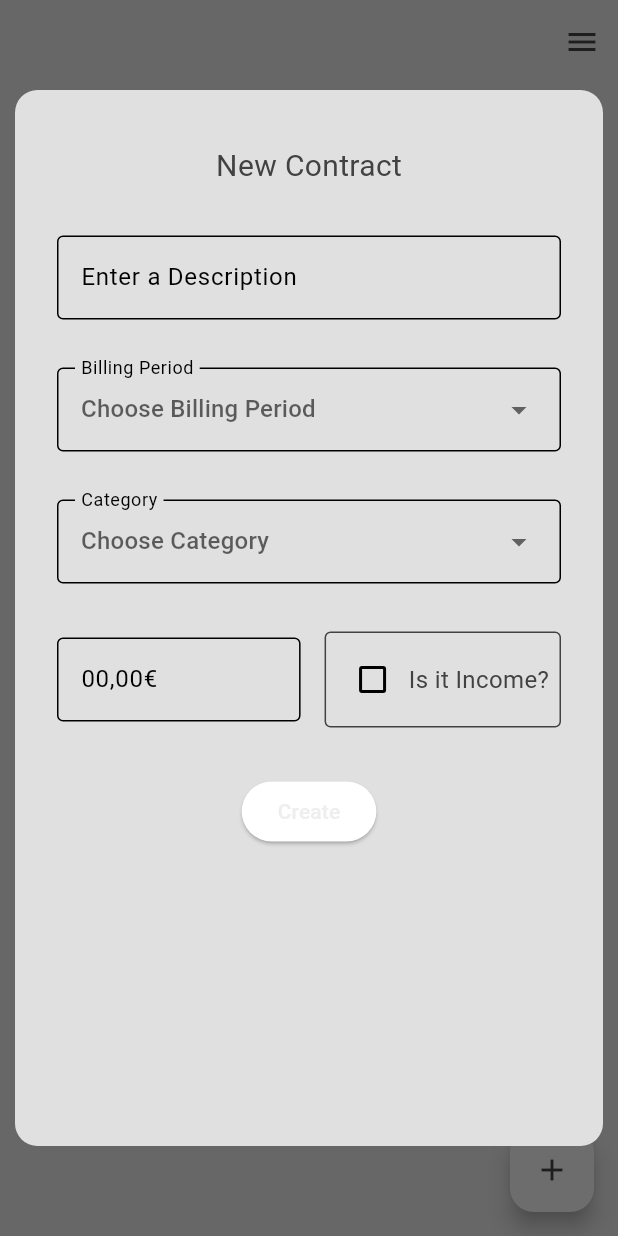
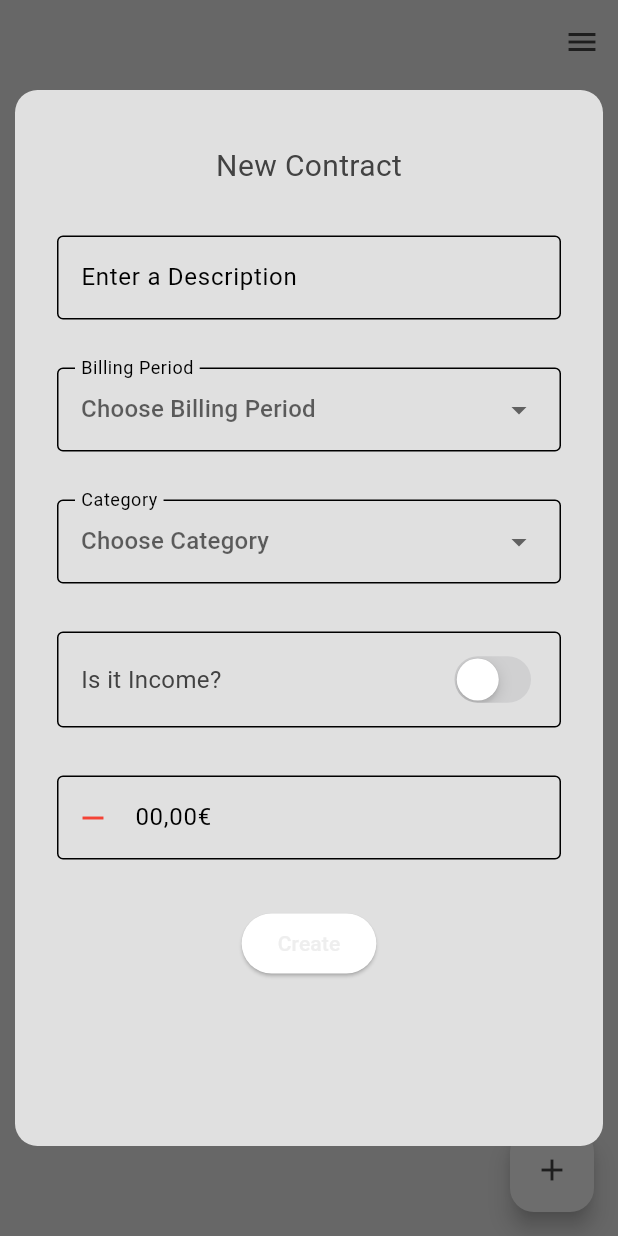
Before and after one commit to Astanto96/FixedFundsFlow, a Flutter app: the screen it shows after launch, after a tap on the "add" icon, on a phone screen of 412 x 824 dp. Run offline on Flutter 3.47's test engine with Material 3 defaults, Android fonts, the phone set to English and light mode, and no system bars; our stand-ins replace flutter_riverpod, riverpod.

Commit message:
Wip Update Dialog

```diff
--- a/lib/widgets/contract_form_dialog.dart
+++ b/lib/widgets/contract_form_dialog.dart
@@ -2,6 +2,7 @@ import 'package:fixedfundsflow/model/billing_period.dart';
 import 'package:fixedfundsflow/model/category.dart' as catmodel;
 import 'package:fixedfundsflow/provider/categoryslist_provider.dart';
 import 'package:fixedfundsflow/provider/contractslist_provider.dart';
+import 'package:flutter/cupertino.dart';
 import 'package:flutter/material.dart';
 import 'package:flutter_riverpod/flutter_riverpod.dart';
 
@@ -22,7 +23,7 @@ class ContractFormState extends ConsumerState<ContractFormDialog> {
   @override
   Widget build(BuildContext context) {
     final categorysList = ref.watch(categoryslistProvider);
-    catmodel.Category _selectedCategory = categorysList.first;
+    catmodel.Category selectedCategory = categorysList.first;
 
     return Dialog(
       backgroundColor: Colors.transparent,
@@ -108,7 +109,7 @@ class ContractFormState extends ConsumerState<ContractFormDialog> {
                             isDense: true,
                             onChanged: (newValue) {
                               setState(() {
-                                _selectedCategory = newValue!;
+                                selectedCategory = newValue!;
                               });
                             },
                             items:
@@ -125,56 +126,63 @@ class ContractFormState extends ConsumerState<ContractFormDialog> {
                     Padding(
                       padding: const EdgeInsets.symmetric(
                           horizontal: 8, vertical: 16),
-                      child: Row(
-                        children: <Widget>[
-                          Expanded(
-                            child: TextFormField(
-                              keyboardType:
-                                  const TextInputType.numberWithOptions(
-                                      decimal: true),
+                      child: InputDecorator(
                         decoration: const InputDecoration(
                             border: OutlineInputBorder(),
-                                hintText: "00,00€",
-                              ),
-                              validator: (String? value) {
-                                if (value == null || value.isEmpty) {
-                                  return "Please enter the amount";
-                                }
-                                return null;
-                              },
+                            contentPadding: EdgeInsets.symmetric(
+                                vertical: 12.5, horizontal: 8)),
+                        child: Row(
+                          mainAxisAlignment: MainAxisAlignment.spaceBetween,
+                          children: <Widget>[
+                            Padding(
+                              padding: const EdgeInsets.only(left: 4),
+                              child: Text(
+                                "Is it Income?",
+                                style: TextStyle(
+                                    fontSize: 16,
+                                    color: Theme.of(context)
+                                        .colorScheme
+                                        .inversePrimary),
                               ),
                             ),
-                          Container(
-                            margin: const EdgeInsets.only(left: 16),
-                            padding: const EdgeInsets.all(7),
-                            decoration: BoxDecoration(
-                              borderRadius: BorderRadius.circular(4),
-                              border: Border.all(
-                                color: Theme.of(context)
-                                    .colorScheme
-                                    .inversePrimary,
-                              ),
-                            ),
-                            child: Row(
-                              children: <Widget>[
-                                Checkbox(
-                                    checkColor: Colors.green,
+                            Padding(
+                              padding: const EdgeInsets.only(right: 4),
+                              child: CupertinoSwitch(
+                                  activeColor: Colors.green,
                                   value: _isIncome,
                                   onChanged: (bool? newValue) {
                                     setState(() {
                                       _isIncome = newValue!;
                                     });
                                   }),
-                                const Text(
-                                  "Is it Income?",
-                                  style: TextStyle(
-                                    fontSize: 16.00,
                             ),
-                                )
                           ],
                         ),
                       ),
-                        ],
+                    ),
+                    Padding(
+                      padding: const EdgeInsets.symmetric(
+                          horizontal: 8, vertical: 16),
+                      child: TextFormField(
+                        decoration: InputDecoration(
+                          border: const OutlineInputBorder(),
+                          hintText: "00,00€",
+                          prefixIcon:
+                              Icon(_isIncome ? Icons.add : Icons.remove),
+                          prefixIconColor:
+                              _isIncome ? Colors.green : Colors.red,
+                        ),
+                        onSaved: (value) {
+                          _amount = int.parse(value!);
+                          //Achtung, nochmal komplett überarbeiten!
+                        },
+                        validator: (value) {
+                          if (value == null || value.isEmpty) {
+                            return "Please enter a description";
+                            //Überarbeiten!
+                          }
+                          return null;
+                        },
                       ),
                     ),
                     Padding(
@@ -188,7 +196,7 @@ class ContractFormState extends ConsumerState<ContractFormDialog> {
                             ref
                                 .read(contractslistProvider.notifier)
                                 .addContract(_description, _billingPeriod,
-                                    _selectedCategory, _isIncome, _amount);
+                                    selectedCategory, _isIncome, _amount);
                             ScaffoldMessenger.of(context).showSnackBar(
                               const SnackBar(content: Text("Contract created")),
                             );
```
Lines whose indentation alone changed are shown as unchanged.
